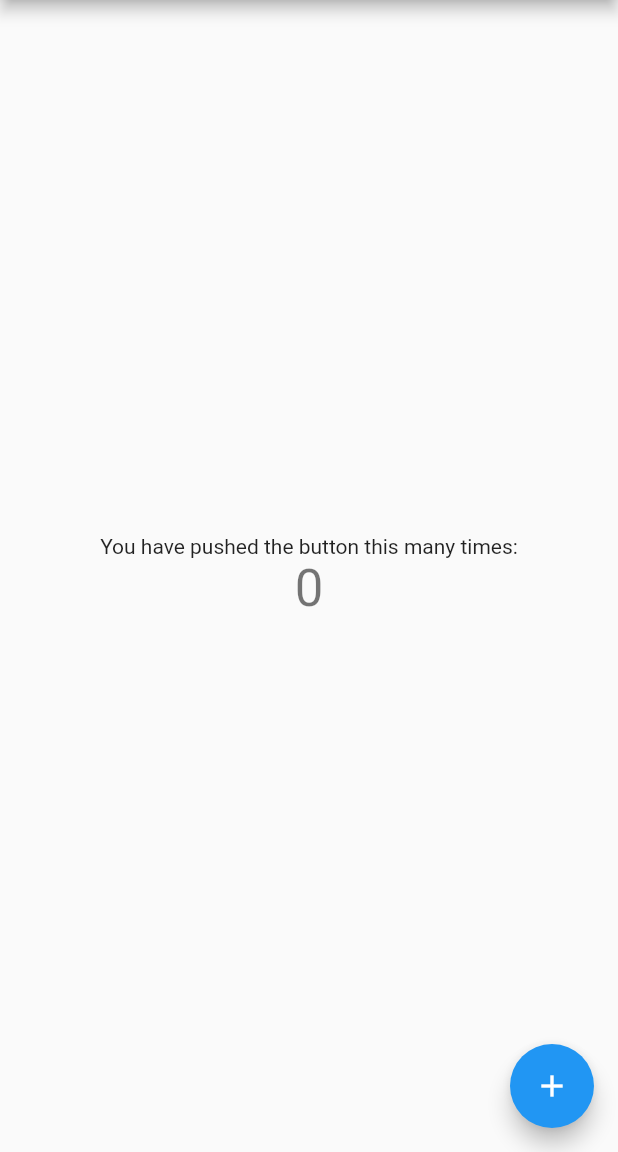
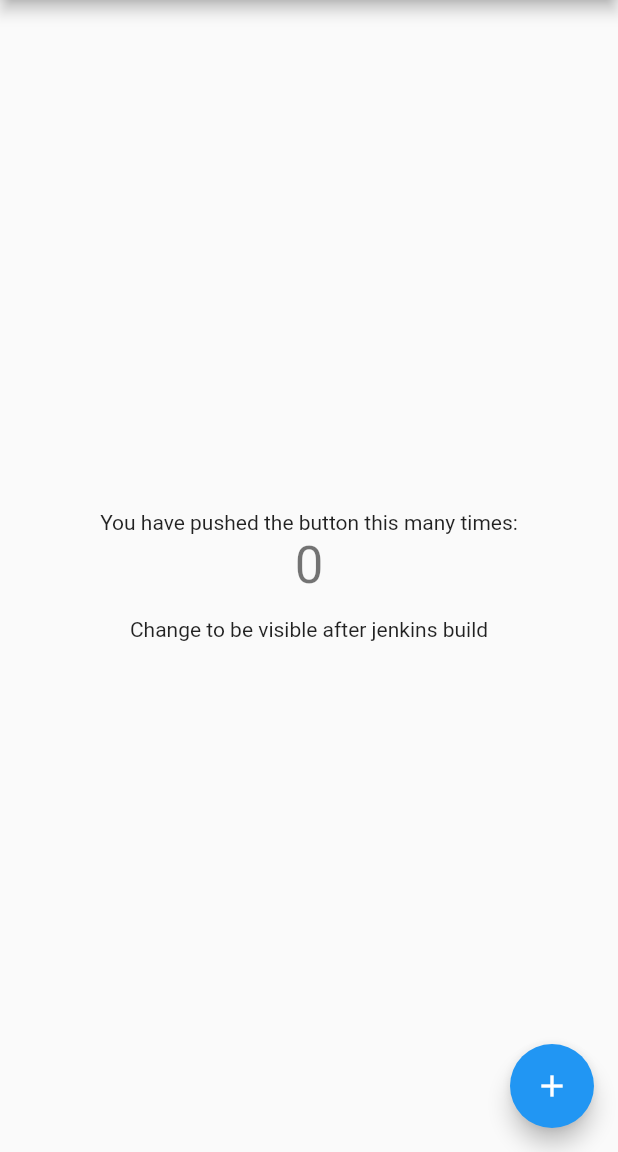
Before and after one commit to chandMessi10/mobile_devops_demo, a Flutter app: the screen it shows after launch, on a phone screen of 412 x 824 dp, the part 84-1236 px from its top. Run offline on Flutter 3.47's test engine with Material 2 defaults, Android fonts, the phone set to English and light mode, and no system bars; our stand-ins replace firebase_core; accounts and stored records are empty.

Commit message:
changes for testing

```diff
--- a/lib/main.dart
+++ b/lib/main.dart
@@ -59,6 +59,10 @@ class _MyHomePageState extends State<MyHomePage> {
               '$_counter',
               style: Theme.of(context).textTheme.headline4,
             ),
+            const SizedBox(height: 15),
+            const Text(
+              'Change to be visible after jenkins build',
+            ),
           ],
         ),
       ),
--- a/pubspec.yaml
+++ b/pubspec.yaml
@@ -37,7 +37,7 @@ dependencies:
 
   # The following adds the Cupertino Icons font to your application.
   # Use with the CupertinoIcons class for iOS style icons.
-  cupertino_icons: ^1.0.2
+  cupertino_icons: ^1.0.3
 
 dev_dependencies:
   flutter_test:
```
Also changed, not shown: 1 other file.
